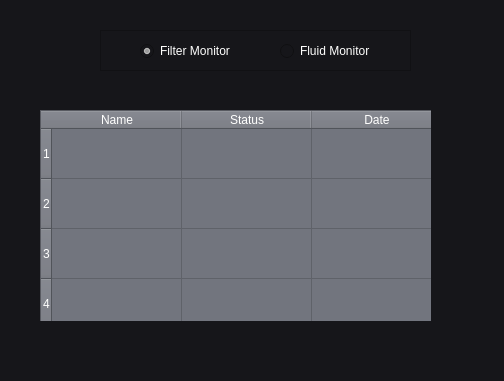
Before: the Qt Designer form VehicleHealthMonitorSystem/mainwindow.ui in C0SMlC/QT, drawn with Qt 5.
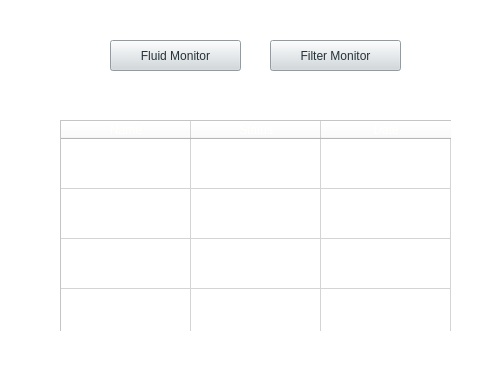
After: the same form once the commit is applied.

Commit message: feat: implment fluid list and gtest

```diff
--- a/VehicleHealthMonitorSystem/mainwindow.ui
+++ b/VehicleHealthMonitorSystem/mainwindow.ui
@@ -15,65 +15,15 @@
   </property>
   <property name="styleSheet">
    <string notr="true">background-color: rgb(22, 22, 26);
-color: rgb(255, 255, 254);</string>
+color: rgb(255, 255, 254);
+background-color: rgb(255, 255, 255);</string>
   </property>
   <widget class="QWidget" name="centralwidget">
-   <widget class="QRadioButton" name="radioButton">
-    <property name="geometry">
-     <rect>
-      <x>140</x>
-      <y>40</y>
-      <width>91</width>
-      <height>22</height>
-     </rect>
-    </property>
-    <property name="styleSheet">
-     <string notr="true">color: rgb(255, 255, 254);</string>
-    </property>
-    <property name="text">
-     <string>Filter Monitor</string>
-    </property>
-    <property name="checked">
-     <bool>true</bool>
-    </property>
-   </widget>
-   <widget class="QRadioButton" name="radioButton_2">
-    <property name="geometry">
-     <rect>
-      <x>280</x>
-      <y>40</y>
-      <width>91</width>
-      <height>22</height>
-     </rect>
-    </property>
-    <property name="text">
-     <string>Fluid Monitor</string>
-    </property>
-   </widget>
-   <widget class="QFrame" name="frame">
-    <property name="geometry">
-     <rect>
-      <x>100</x>
-      <y>30</y>
-      <width>311</width>
-      <height>41</height>
-     </rect>
-    </property>
-    <property name="styleSheet">
-     <string notr="true">color: rgb(255, 255, 254);</string>
-    </property>
-    <property name="frameShape">
-     <enum>QFrame::StyledPanel</enum>
-    </property>
-    <property name="frameShadow">
-     <enum>QFrame::Raised</enum>
-    </property>
-   </widget>
    <widget class="QStackedWidget" name="stackedWidget">
     <property name="geometry">
      <rect>
-      <x>20</x>
-      <y>90</y>
+      <x>40</x>
+      <y>100</y>
       <width>411</width>
       <height>231</height>
      </rect>
@@ -156,7 +106,11 @@
       </property>
       <property name="styleSheet">
        <string notr="true">background-color: rgb(114, 117, 126);
-color: &quot;#fffffe&quot;;</string>
+color: &quot;#fffffe&quot;;
+
+QTableWidget::horizontalHeader {
+	background-color: rgb(41, 98, 255);
+}</string>
       </property>
       <property name="alternatingRowColors">
        <bool>false</bool>
@@ -173,6 +127,9 @@
       <attribute name="horizontalHeaderDefaultSectionSize">
        <number>130</number>
       </attribute>
+      <attribute name="verticalHeaderVisible">
+       <bool>false</bool>
+      </attribute>
       <attribute name="verticalHeaderDefaultSectionSize">
        <number>50</number>
       </attribute>
@@ -198,10 +155,40 @@
      </widget>
     </widget>
    </widget>
-   <zorder>frame</zorder>
-   <zorder>radioButton</zorder>
-   <zorder>radioButton_2</zorder>
-   <zorder>stackedWidget</zorder>
+   <widget class="QPushButton" name="pushButton">
+    <property name="geometry">
+     <rect>
+      <x>110</x>
+      <y>40</y>
+      <width>131</width>
+      <height>31</height>
+     </rect>
+    </property>
+    <property name="styleSheet">
+     <string notr="true">color: rgb(38, 50, 56);
+background-color: rgb(207, 216, 220);</string>
+    </property>
+    <property name="text">
+     <string>Fluid Monitor</string>
+    </property>
+   </widget>
+   <widget class="QPushButton" name="pushButton_2">
+    <property name="geometry">
+     <rect>
+      <x>270</x>
+      <y>40</y>
+      <width>131</width>
+      <height>31</height>
+     </rect>
+    </property>
+    <property name="styleSheet">
+     <string notr="true">color: rgb(38, 50, 56);
+background-color: rgb(207, 216, 220);</string>
+    </property>
+    <property name="text">
+     <string>Filter Monitor</string>
+    </property>
+   </widget>
   </widget>
   <widget class="QStatusBar" name="statusbar"/>
  </widget>
```
Left out of the diff: 3 changed lines with no effect on the pictures. The commit also changes 628 other files.
